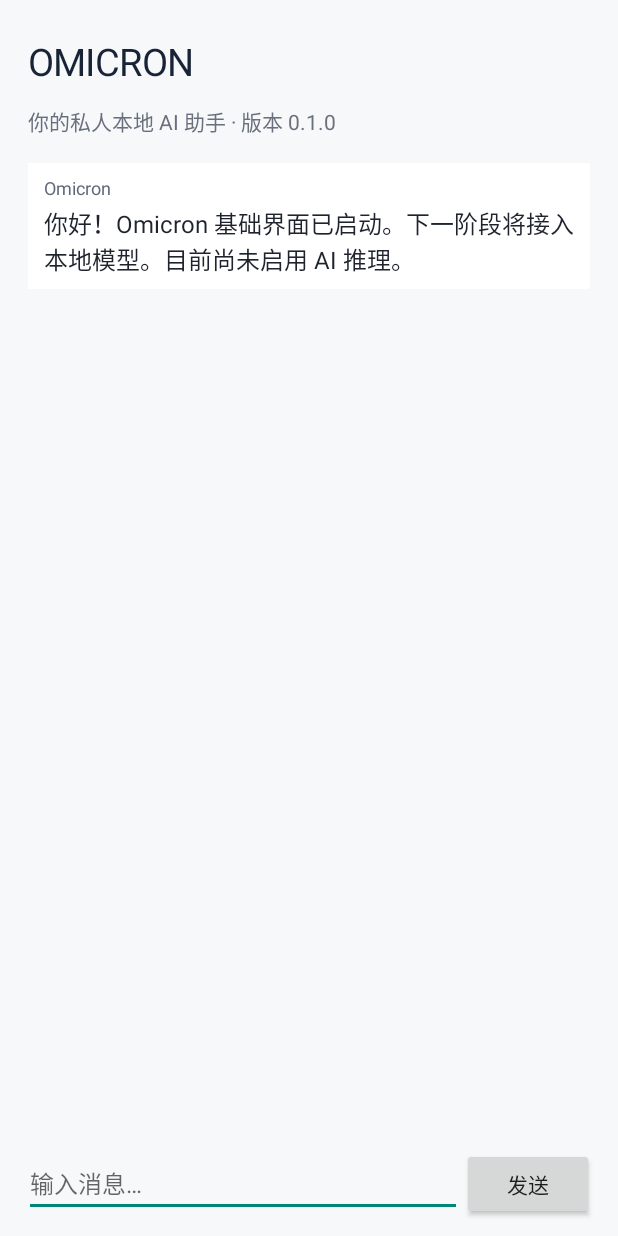
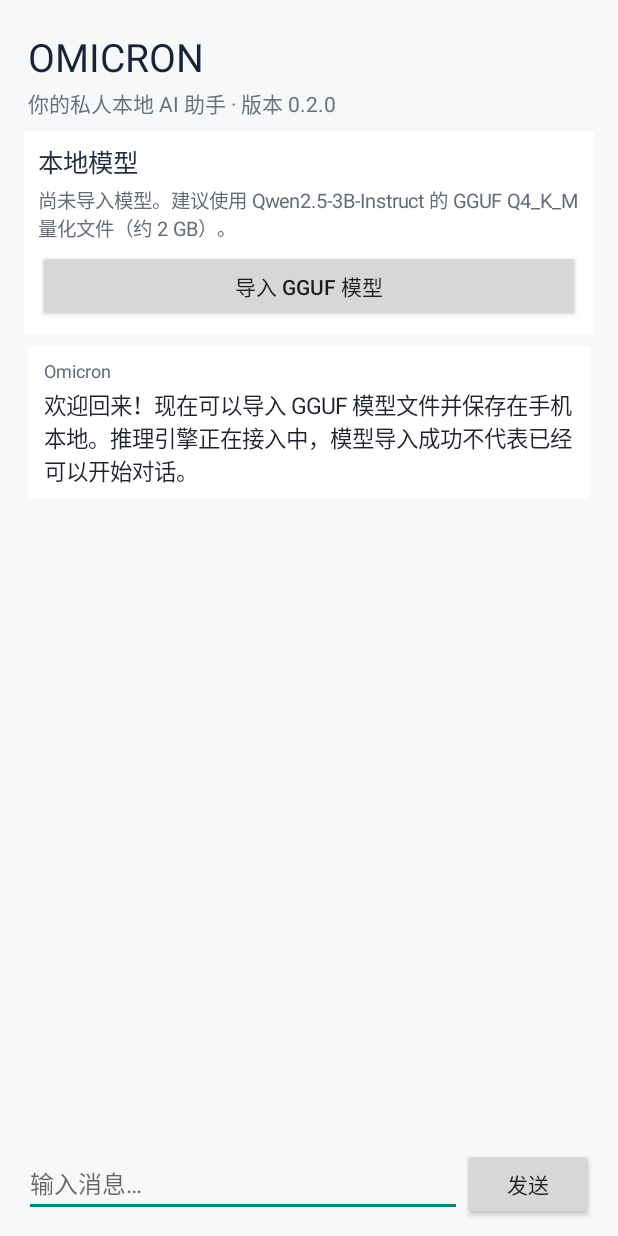
Before and after one commit to kna58765-cpu/Omicronbeta, an Android app: the screen it shows after launch (MainActivity), on a phone screen of 412 x 824 dp. Run offline under Robolectric (Android 15) with nearby library versions, the phone set to English and light mode, and no system bars; 1 statement that could not run was skipped.

Commit message:
Add local GGUF model import and management

```diff
--- a/app/src/main/java/com/omicron/ai/MainActivity.kt
+++ b/app/src/main/java/com/omicron/ai/MainActivity.kt
@@ -1,8 +1,12 @@
 package com.omicron.ai
 
 import android.app.Activity
+import android.content.Intent
+import android.database.Cursor
 import android.graphics.Color
+import android.net.Uri
 import android.os.Bundle
+import android.provider.OpenableColumns
 import android.view.Gravity
 import android.view.ViewGroup
 import android.widget.Button
@@ -10,41 +14,78 @@ import android.widget.EditText
 import android.widget.LinearLayout
 import android.widget.ScrollView
 import android.widget.TextView
+import java.io.File
+import java.io.FileOutputStream
 
 class MainActivity : Activity() {
     private lateinit var messages: LinearLayout
     private lateinit var input: EditText
+    private lateinit var modelStatus: TextView
+    private lateinit var importButton: Button
+    private val prefs by lazy { getSharedPreferences("omicron_settings", MODE_PRIVATE) }
+    private val modelDirectory by lazy { File(filesDir, "models").apply { mkdirs() } }
 
     override fun onCreate(savedInstanceState: Bundle?) {
         super.onCreate(savedInstanceState)
+
         val root = LinearLayout(this).apply {
             orientation = LinearLayout.VERTICAL
-            setPadding(24, 24, 24, 16)
+            setPadding(24, 20, 24, 16)
             setBackgroundColor(Color.rgb(247, 248, 250))
         }
+
         root.addView(TextView(this).apply {
             text = "OMICRON"
-            textSize = 25f
+            textSize = 26f
             setTextColor(Color.rgb(25, 35, 55))
             gravity = Gravity.CENTER_VERTICAL
-            setPadding(4, 12, 4, 18)
+            setPadding(4, 10, 4, 4)
         })
         root.addView(TextView(this).apply {
-            text = "你的私人本地 AI 助手 · 版本 0.1.0"
+            text = "你的私人本地 AI 助手 · 版本 0.2.0"
             textSize = 14f
             setTextColor(Color.rgb(105, 112, 125))
-            setPadding(4, 0, 4, 18)
+            setPadding(4, 0, 4, 12)
         })
+
+        val modelPanel = LinearLayout(this).apply {
+            orientation = LinearLayout.VERTICAL
+            setPadding(14, 12, 14, 12)
+            setBackgroundColor(Color.WHITE)
+        }
+        modelPanel.addView(TextView(this).apply {
+            text = "本地模型"
+            textSize = 17f
+            setTextColor(Color.rgb(35, 45, 60))
+        })
+        modelStatus = TextView(this).apply {
+            textSize = 13f
+            setTextColor(Color.rgb(100, 108, 120))
+            setPadding(0, 6, 0, 8)
+        }
+        modelPanel.addView(modelStatus)
+        importButton = Button(this).apply {
+            text = "导入 GGUF 模型"
+            setOnClickListener { chooseModel() }
+        }
+        modelPanel.addView(importButton)
+        root.addView(modelPanel)
+
         val scroll = ScrollView(this)
         messages = LinearLayout(this).apply {
             orientation = LinearLayout.VERTICAL
-            setPadding(4, 8, 4, 8)
+            setPadding(4, 12, 4, 8)
         }
         scroll.addView(messages)
         root.addView(scroll, LinearLayout.LayoutParams(
             ViewGroup.LayoutParams.MATCH_PARENT, 0, 1f
         ))
-        addMessage("Omicron", "你好！Omicron 基础界面已启动。下一阶段将接入本地模型。目前尚未启用 AI 推理。", false)
+
+        addMessage(
+            "Omicron",
+            "欢迎回来！现在可以导入 GGUF 模型文件并保存在手机本地。推理引擎正在接入中，模型导入成功不代表已经可以开始对话。",
+            false
+        )
 
         val composer = LinearLayout(this).apply {
             orientation = LinearLayout.HORIZONTAL
@@ -63,12 +104,105 @@ class MainActivity : Activity() {
                 if (message.isNotEmpty()) {
                     addMessage("你", message, true)
                     input.text.clear()
-                    addMessage("Omicron", "已收到消息。当前构建尚未接入 AI 模型，请等待本地推理引擎集成。", false)
+                    addMessage(
+                        "Omicron",
+                        "我已收到消息，但本版本尚未启用模型推理。请先完成 llama.cpp 引擎接入。",
+                        false
+                    )
                 }
             }
         })
         root.addView(composer)
         setContentView(root)
+        refreshModelStatus()
+    }
+
+    private fun chooseModel() {
+        val intent = Intent(Intent.ACTION_OPEN_DOCUMENT).apply {
+            addCategory(Intent.CATEGORY_OPENABLE)
+            type = "*/*"
+            putExtra(Intent.EXTRA_MIME_TYPES, arrayOf("application/octet-stream", "application/x-gguf"))
+        }
+        startActivityForResult(intent, REQUEST_MODEL)
+    }
+
+    @Deprecated("Using the document picker keeps compatibility with older Android versions.")
+    override fun onActivityResult(requestCode: Int, resultCode: Int, data: Intent?) {
+        super.onActivityResult(requestCode, resultCode, data)
+        if (requestCode != REQUEST_MODEL || resultCode != RESULT_OK) return
+        val uri = data?.data ?: return
+        val displayName = queryDisplayName(uri) ?: "model.gguf"
+        if (!displayName.lowercase().endsWith(".gguf")) {
+            addMessage("Omicron", "请选择 .gguf 格式的模型文件。", false)
+            return
+        }
+
+        importButton.isEnabled = false
+        modelStatus.text = "正在导入 $displayName，请保持应用打开…"
+
+        Thread {
+            try {
+                val safeName = displayName.replace(Regex("[^A-Za-z0-9._-]"), "_")
+                val target = File(modelDirectory, safeName)
+                contentResolver.openInputStream(uri).use { inputStream ->
+                    requireNotNull(inputStream) { "无法读取所选文件" }
+                    FileOutputStream(target).use { output ->
+                        val buffer = ByteArray(1024 * 1024)
+                        while (true) {
+                            val count = inputStream.read(buffer)
+                            if (count < 0) break
+                            output.write(buffer, 0, count)
+                        }
+                        output.fd.sync()
+                    }
+                }
+                prefs.edit().putString("model_path", target.absolutePath).apply()
+                runOnUiThread {
+                    importButton.isEnabled = true
+                    refreshModelStatus()
+                    addMessage(
+                        "Omicron",
+                        "模型文件已导入手机本地：$safeName。下一步将让 llama.cpp 读取它并执行推理。",
+                        false
+                    )
+                }
+            } catch (error: Exception) {
+                runOnUiThread {
+                    importButton.isEnabled = true
+                    modelStatus.text = "导入失败：${error.message ?: "未知错误"}"
+                }
+            }
+        }.start()
+    }
+
+    private fun queryDisplayName(uri: Uri): String? {
+        var cursor: Cursor? = null
+        return try {
+            cursor = contentResolver.query(uri, arrayOf(OpenableColumns.DISPLAY_NAME), null, null, null)
+            if (cursor != null && cursor.moveToFirst()) {
+                cursor.getString(cursor.getColumnIndexOrThrow(OpenableColumns.DISPLAY_NAME))
+            } else null
+        } catch (_: Exception) {
+            null
+        } finally {
+            cursor?.close()
+        }
+    }
+
+    private fun refreshModelStatus() {
+        val path = prefs.getString("model_path", null)
+        val file = path?.let { File(it) }
+        modelStatus.text = if (file != null && file.exists()) {
+            "已导入：${file.name}\n文件大小：${formatBytes(file.length())}\n状态：已保存，等待推理引擎接入"
+        } else {
+            "尚未导入模型。建议使用 Qwen2.5-3B-Instruct 的 GGUF Q4_K_M 量化文件（约 2 GB）。"
+        }
+    }
+
+    private fun formatBytes(bytes: Long): String {
+        val gb = bytes / (1024.0 * 1024.0 * 1024.0)
+        return if (gb >= 1.0) String.format("%.2f GB", gb)
+        else String.format("%.0f MB", bytes / (1024.0 * 1024.0))
     }
 
     private fun addMessage(sender: String, body: String, isUser: Boolean) {
@@ -84,7 +218,7 @@ class MainActivity : Activity() {
         })
         card.addView(TextView(this).apply {
             text = body
-            textSize = 16f
+            textSize = 15f
             setTextColor(Color.rgb(30, 35, 45))
             setPadding(0, 5, 0, 0)
         })
@@ -93,4 +227,8 @@ class MainActivity : Activity() {
             ViewGroup.LayoutParams.WRAP_CONTENT
         ).apply { setMargins(0, 0, 0, 12) })
     }
+
+    companion object {
+        private const val REQUEST_MODEL = 2101
+    }
 }
```
